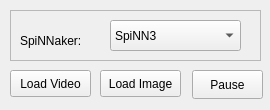
First picture: the form in gui/SpiNNvidStreamer/src/vidstreamer.ui, repository indarsugiarto/Graceful_VidPro, before the edit.
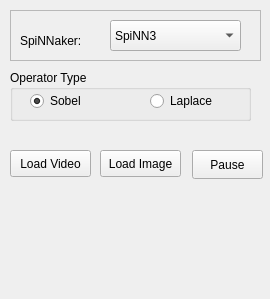
Second picture: the form after the edit.

Commit message: Starting to re-develop gui

The edit to the form file:
```diff
--- a/gui/SpiNNvidStreamer/src/vidstreamer.ui
+++ b/gui/SpiNNvidStreamer/src/vidstreamer.ui
@@ -7,7 +7,7 @@
     <x>0</x>
     <y>0</y>
     <width>270</width>
-    <height>110</height>
+    <height>299</height>
    </rect>
   </property>
   <property name="minimumSize">
@@ -19,7 +19,7 @@
   <property name="maximumSize">
    <size>
     <width>270</width>
-    <height>110</height>
+    <height>500</height>
    </size>
   </property>
   <property name="windowTitle">
@@ -29,7 +29,7 @@
    <property name="geometry">
     <rect>
      <x>10</x>
-     <y>70</y>
+     <y>150</y>
      <width>81</width>
      <height>27</height>
     </rect>
@@ -42,7 +42,7 @@
    <property name="geometry">
     <rect>
      <x>192</x>
-     <y>70</y>
+     <y>150</y>
      <width>71</width>
      <height>29</height>
     </rect>
@@ -104,7 +104,7 @@
    <property name="geometry">
     <rect>
      <x>100</x>
-     <y>70</y>
+     <y>150</y>
      <width>81</width>
      <height>27</height>
     </rect>
@@ -113,6 +113,48 @@
     <string>Load Image</string>
    </property>
   </widget>
+  <widget class="QGroupBox" name="groupBox">
+   <property name="geometry">
+    <rect>
+     <x>10</x>
+     <y>70</y>
+     <width>241</width>
+     <height>51</height>
+    </rect>
+   </property>
+   <property name="title">
+    <string>Operator Type</string>
+   </property>
+   <widget class="QRadioButton" name="radioButton">
+    <property name="geometry">
+     <rect>
+      <x>20</x>
+      <y>20</y>
+      <width>81</width>
+      <height>22</height>
+     </rect>
+    </property>
+    <property name="text">
+     <string>Sobel</string>
+    </property>
+    <property name="checked">
+     <bool>true</bool>
+    </property>
+   </widget>
+   <widget class="QRadioButton" name="radioButton_2">
+    <property name="geometry">
+     <rect>
+      <x>140</x>
+      <y>20</y>
+      <width>81</width>
+      <height>22</height>
+     </rect>
+    </property>
+    <property name="text">
+     <string>Laplace</string>
+    </property>
+   </widget>
+  </widget>
  </widget>
  <layoutdefault spacing="6" margin="11"/>
  <resources/>
```
The commit also changes 7 other files.
